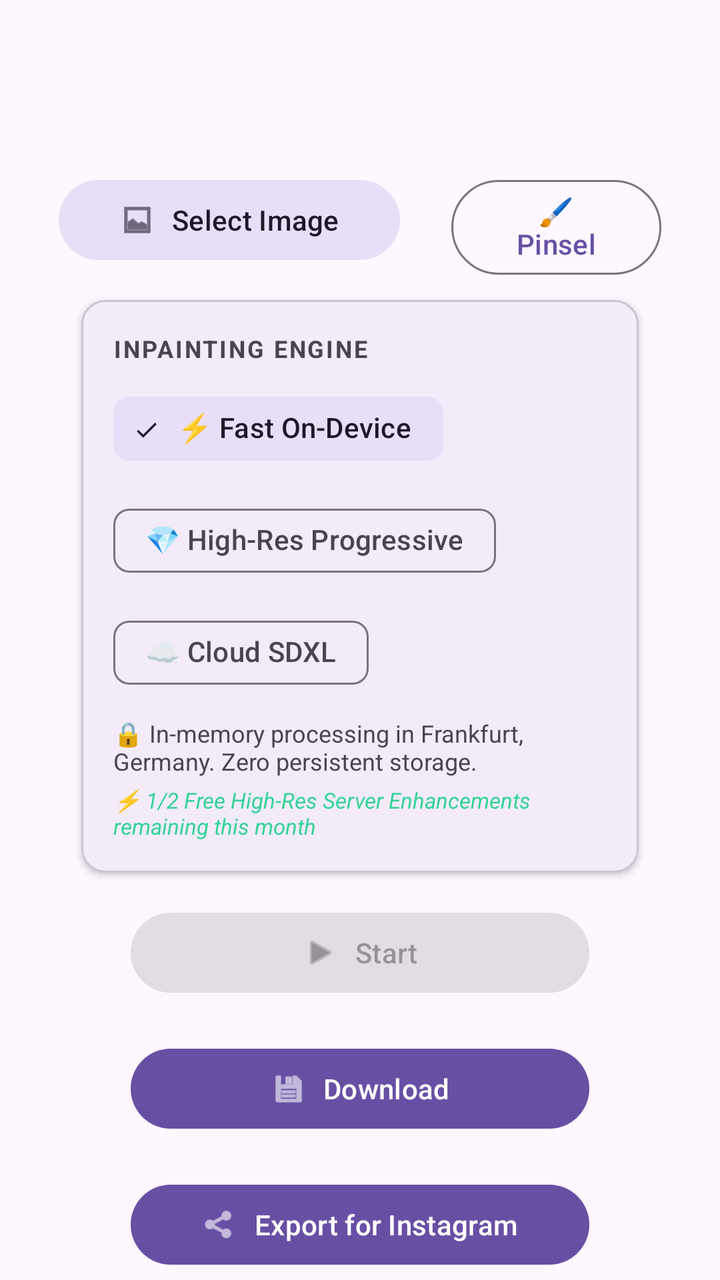
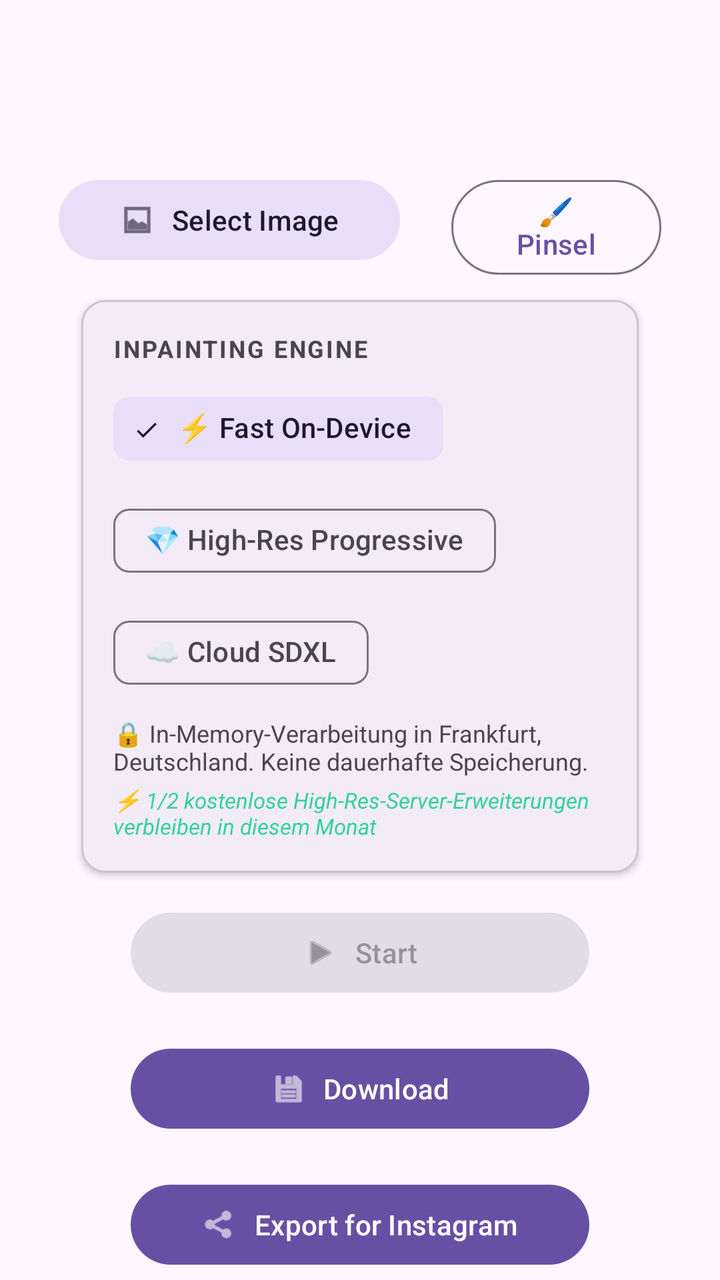

Before-and-after screenshots of an Android layout around one commit, followed by the original layout XML and the change that was made.
<!-- AndroidManifest.xml: application theme Theme.AndroidKorrektur -->
<!-- res/layout/fragment_first.xml -->
<?xml version="1.0" encoding="utf-8"?>
<androidx.core.widget.NestedScrollView xmlns:android="http://schemas.android.com/apk/res/android"
    xmlns:app="http://schemas.android.com/apk/res-auto"
    xmlns:tools="http://schemas.android.com/tools"
    android:layout_width="match_parent"
    android:layout_height="match_parent"
    tools:context=".FirstFragment">

    <androidx.constraintlayout.widget.ConstraintLayout
        android:layout_width="match_parent"
        android:layout_height="match_parent"
        android:padding="16dp">

        
        <LinearLayout
            android:id="@+id/imagesContainer"
            android:layout_width="match_parent"
            android:layout_height="wrap_content"
            android:layout_marginTop="50dp"
            android:gravity="center"
            android:orientation="vertical"
            app:layout_constraintEnd_toEndOf="parent"
            app:layout_constraintStart_toStartOf="parent"
            app:layout_constraintTop_toTopOf="parent" />

        
        <de.konradvoelkel.android.autokorrektur.ui.BeforeAfterSliderView
            android:id="@+id/beforeAfterSliderView"
            android:layout_width="match_parent"
            android:layout_height="320dp"
            android:layout_marginTop="16dp"
            android:visibility="gone"
            app:layout_constraintEnd_toEndOf="parent"
            app:layout_constraintStart_toStartOf="parent"
            app:layout_constraintTop_toBottomOf="@id/imagesContainer" />

        
        <Button
            android:id="@+id/fileSelect"
            style="@style/Widget.Material3.Button.TonalButton"
            android:layout_width="0dp"
            android:layout_height="wrap_content"
            android:layout_marginTop="20dp"
            android:layout_marginEnd="6dp"
            android:text="@string/select_image"
            app:icon="@android:drawable/ic_menu_gallery"
            app:iconGravity="textStart"
            app:layout_constraintEnd_toStartOf="@id/btnMaskBrush"
            app:layout_constraintStart_toStartOf="parent"
            app:layout_constraintTop_toBottomOf="@id/beforeAfterSliderView"
            app:layout_constraintWidth_percent="0.52" />

        <Button
            android:id="@+id/btnMaskBrush"
            style="@style/Widget.Material3.Button.OutlinedButton"
            android:layout_width="0dp"
            android:layout_height="wrap_content"
            android:layout_marginTop="20dp"
            android:layout_marginStart="6dp"
            android:text="🖌️ Pinsel"
            app:layout_constraintEnd_toEndOf="parent"
            app:layout_constraintStart_toEndOf="@id/fileSelect"
            app:layout_constraintTop_toBottomOf="@id/beforeAfterSliderView"
            app:layout_constraintWidth_percent="0.32" />

        
        <com.google.android.material.card.MaterialCardView
            android:id="@+id/premiumEditCard"
            android:layout_width="0dp"
            android:layout_height="wrap_content"
            android:layout_marginTop="16dp"
            app:cardCornerRadius="12dp"
            app:cardElevation="2dp"
            app:strokeColor="?attr/colorOutlineVariant"
            app:strokeWidth="1dp"
            app:layout_constraintEnd_toEndOf="parent"
            app:layout_constraintStart_toStartOf="parent"
            app:layout_constraintTop_toBottomOf="@id/fileSelect"
            app:layout_constraintWidth_percent="0.85">

            <LinearLayout
                android:id="@+id/premiumEditContainer"
                android:layout_width="match_parent"
                android:layout_height="wrap_content"
                android:orientation="vertical"
                android:padding="16dp">

                <TextView
                    android:layout_width="match_parent"
                    android:layout_height="wrap_content"
                    android:text="INPAINTING ENGINE"
                    android:letterSpacing="0.08"
                    android:textStyle="bold"
                    android:textSize="12sp"
                    android:textColor="?android:attr/textColorSecondary" />

                <com.google.android.material.chip.ChipGroup
                    android:id="@+id/chipGroupQuality"
                    android:layout_width="match_parent"
                    android:layout_height="wrap_content"
                    android:layout_marginTop="8dp"
                    app:singleSelection="true"
                    app:selectionRequired="true">

                    <com.google.android.material.chip.Chip
                        android:id="@+id/chipFastPreview"
                        style="@style/Widget.Material3.Chip.Filter"
                        android:layout_width="wrap_content"
                        android:layout_height="wrap_content"
                        android:checked="true"
                        android:text="⚡ Fast On-Device" />

                    <com.google.android.material.chip.Chip
                        android:id="@+id/chipHighResProgressive"
                        style="@style/Widget.Material3.Chip.Filter"
                        android:layout_width="wrap_content"
                        android:layout_height="wrap_content"
                        android:text="💎 High-Res Progressive" />

                    <com.google.android.material.chip.Chip
                        android:id="@+id/chipCloudSdxl"
                        style="@style/Widget.Material3.Chip.Filter"
                        android:layout_width="wrap_content"
                        android:layout_height="wrap_content"
                        android:text="☁️ Cloud SDXL" />
                </com.google.android.material.chip.ChipGroup>

                
                <androidx.appcompat.widget.SwitchCompat
                    android:id="@+id/useSdxl"
                    android:layout_width="wrap_content"
                    android:layout_height="wrap_content"
                    android:visibility="gone" />

                <TextView
                    android:id="@+id/tvPrivacyBadge"
                    android:layout_width="match_parent"
                    android:layout_height="wrap_content"
                    android:layout_marginTop="8dp"
                    android:text="🔒 In-memory processing in Frankfurt, Germany. Zero persistent storage."
                    android:textSize="12sp"
                    android:textColor="?android:attr/textColorSecondary" />

                <TextView
                    android:id="@+id/tvQuotaBadge"
                    android:layout_width="match_parent"
                    android:layout_height="wrap_content"
                    android:layout_marginTop="4dp"
                    android:text="⚡ 1/2 Free High-Res Server Enhancements remaining this month"
                    android:textSize="11sp"
                    android:textStyle="italic"
                    android:textColor="#34D399" />
            </LinearLayout>
        </com.google.android.material.card.MaterialCardView>

        
        <Button
            android:id="@+id/startInference"
            android:layout_width="0dp"
            android:layout_height="wrap_content"
            android:layout_marginTop="16dp"
            android:enabled="false"
            android:text="@string/start"
            app:icon="@android:drawable/ic_media_play"
            app:iconGravity="textStart"
            app:layout_constraintEnd_toEndOf="parent"
            app:layout_constraintStart_toStartOf="parent"
            app:layout_constraintTop_toBottomOf="@id/premiumEditCard"
            app:layout_constraintWidth_percent="0.7" />

        
        <Button
            android:id="@+id/download"
            android:layout_width="0dp"
            android:layout_height="wrap_content"
            android:layout_marginTop="20dp"
            android:text="@string/download"
            app:icon="@android:drawable/ic_menu_save"
            app:iconGravity="textStart"
            app:layout_constraintEnd_toEndOf="parent"
            app:layout_constraintStart_toStartOf="parent"
            app:layout_constraintTop_toBottomOf="@id/startInference"
            app:layout_constraintWidth_percent="0.7" />

        
        <Button
            android:id="@+id/exportInstagram"
            android:layout_width="0dp"
            android:layout_height="wrap_content"
            android:layout_marginTop="20dp"
            android:text="@string/export_instagram"
            app:icon="@android:drawable/ic_menu_share"
            app:iconGravity="textStart"
            app:layout_constraintEnd_toEndOf="parent"
            app:layout_constraintStart_toStartOf="parent"
            app:layout_constraintTop_toBottomOf="@id/download"
            app:layout_constraintWidth_percent="0.7" />

        
        <Button
            android:id="@+id/arLiveModeButton"
            style="@style/Widget.MaterialComponents.Button"
            android:layout_width="0dp"
            android:layout_height="wrap_content"
            android:layout_marginTop="20dp"
            android:text="@string/live_ar_car_removal"
            app:backgroundTint="#10B981"
            app:icon="@android:drawable/ic_menu_camera"
            app:iconGravity="textStart"
            app:layout_constraintEnd_toEndOf="parent"
            app:layout_constraintStart_toStartOf="parent"
            app:layout_constraintTop_toBottomOf="@id/exportInstagram"
            app:layout_constraintWidth_percent="0.7" />

        
        <Button
            android:id="@+id/optionsButton"
            android:layout_width="0dp"
            android:layout_height="wrap_content"
            android:layout_marginTop="20dp"
            android:text="@string/options"
            app:icon="@android:drawable/ic_menu_preferences"
            app:iconGravity="textStart"
            app:layout_constraintEnd_toEndOf="parent"
            app:layout_constraintStart_toStartOf="parent"
            app:layout_constraintTop_toBottomOf="@id/arLiveModeButton"
            app:layout_constraintWidth_percent="0.7" />

        
        <androidx.cardview.widget.CardView
            android:id="@+id/optionsPanel"
            android:layout_width="match_parent"
            android:layout_height="wrap_content"
            android:layout_marginTop="20dp"
            android:visibility="gone"
            app:cardCornerRadius="8dp"
            app:cardElevation="4dp"
            app:layout_constraintEnd_toEndOf="parent"
            app:layout_constraintStart_toStartOf="parent"
            app:layout_constraintTop_toBottomOf="@id/optionsButton">

            <LinearLayout
                android:layout_width="match_parent"
                android:layout_height="wrap_content"
                android:orientation="vertical"
                android:padding="16dp">

                
                <LinearLayout
                    android:layout_width="match_parent"
                    android:layout_height="wrap_content"
                    android:gravity="center_vertical"
                    android:orientation="horizontal">

                    <TextView
                        android:layout_width="0dp"
                        android:layout_height="wrap_content"
                        android:layout_weight="1"
                        android:text="@string/multiple_images"
                        android:textSize="16sp" />

                    <androidx.appcompat.widget.SwitchCompat
                        android:id="@+id/batchMode"
                        android:layout_width="wrap_content"
                        android:layout_height="wrap_content" />
                </LinearLayout>


                
                <LinearLayout
                    android:layout_width="match_parent"
                    android:layout_height="wrap_content"
                    android:layout_marginTop="16dp"
                    android:gravity="center_vertical"
                    android:orientation="horizontal">

                    <TextView
                        android:layout_width="0dp"
                        android:layout_height="wrap_content"
                        android:layout_weight="1"
                        android:text="@string/continue_with_result"
                        android:textSize="16sp" />

                    <androidx.appcompat.widget.SwitchCompat
                        android:id="@+id/continueWithResult"
                        android:layout_width="wrap_content"
                        android:layout_height="wrap_content" />
                </LinearLayout>



                
                <TextView
                    android:layout_width="match_parent"
                    android:layout_height="wrap_content"
                    android:layout_marginTop="16dp"
                    android:text="@string/mask_upscale"
                    android:textSize="16sp" />

                <LinearLayout
                    android:layout_width="match_parent"
                    android:layout_height="wrap_content"
                    android:gravity="center_vertical"
                    android:orientation="horizontal">

                    <SeekBar
                        android:id="@+id/maskUpscale"
                        android:layout_width="0dp"
                        android:layout_height="wrap_content"
                        android:layout_weight="1"
                        android:max="100"
                        android:progress="20" />

                    <TextView
                        android:id="@+id/maskUpscaleVal"
                        android:layout_width="wrap_content"
                        android:layout_height="wrap_content"
                        android:layout_marginStart="8dp"
                        android:text="1.20" />
                </LinearLayout>

                
                <TextView
                    android:layout_width="match_parent"
                    android:layout_height="wrap_content"
                    android:layout_marginTop="16dp"
                    android:text="@string/mask_downshift"
                    android:textSize="16sp" />

                <LinearLayout
                    android:layout_width="match_parent"
                    android:layout_height="wrap_content"
                    android:gravity="center_vertical"
                    android:orientation="horizontal">

                    <SeekBar
                        android:id="@+id/downshift"
                        android:layout_width="0dp"
                        android:layout_height="wrap_content"
                        android:layout_weight="1"
                        android:max="100"
                        android:progress="20" />

                    <TextView
                        android:id="@+id/downshiftVal"
                        android:layout_width="wrap_content"
                        android:layout_height="wrap_content"
                        android:layout_marginStart="8dp"
                        android:text="0.020" />
                </LinearLayout>

                
                <TextView
                    android:layout_width="match_parent"
                    android:layout_height="wrap_content"
                    android:layout_marginTop="16dp"
                    android:text="@string/score_threshold"
                    android:textSize="16sp" />

                <LinearLayout
                    android:layout_width="match_parent"
                    android:layout_height="wrap_content"
                    android:gravity="center_vertical"
                    android:orientation="horizontal">

                    <SeekBar
                        android:id="@+id/scoreThreshold"
                        android:layout_width="0dp"
                        android:layout_height="wrap_content"
                        android:layout_weight="1"
                        android:max="100"
                        android:progress="20" />

                    <TextView
                        android:id="@+id/scoreThresholdVal"
                        android:layout_width="wrap_content"
                        android:layout_height="wrap_content"
                        android:layout_marginStart="8dp"
                        android:text="0.20" />
                </LinearLayout>

                
                <TextView
                    android:layout_width="match_parent"
                    android:layout_height="wrap_content"
                    android:layout_marginTop="16dp"
                    android:text="@string/downscale"
                    android:textSize="16sp" />

                <Spinner
                    android:id="@+id/downscaleMP"
                    android:layout_width="match_parent"
                    android:layout_height="wrap_content"
                    android:layout_marginTop="8dp" />

                
                <TextView
                    android:layout_width="match_parent"
                    android:layout_height="wrap_content"
                    android:layout_marginTop="16dp"
                    android:text="@string/segmentation_model"
                    android:textSize="16sp" />

                <Spinner
                    android:id="@+id/segModel"
                    android:layout_width="match_parent"
                    android:layout_height="wrap_content"
                    android:layout_marginTop="8dp" />
            </LinearLayout>
        </androidx.cardview.widget.CardView>
    </androidx.constraintlayout.widget.ConstraintLayout>
</androidx.core.widget.NestedScrollView>
<!-- resources referenced by this layout -->
<resources>
  <string name="continue_with_result">Continue with Result</string>
  <string name="download">Download</string>
  <string name="downscale">Downscale to Max Image Size</string>
  <string name="export_instagram">Export for Instagram</string>
  <string name="live_ar_car_removal">Live AR Car Removal (30 FPS)</string>
  <string name="mask_downshift">Mask Downshift</string>
  <string name="mask_upscale">Mask Upscale</string>
  <string name="multiple_images">Multiple Images</string>
  <string name="options">Options</string>
  <string name="score_threshold">Score Threshold</string>
  <string name="segmentation_model">Segmentation Model</string>
  <string name="select_image">Select Image</string>
  <string name="start">Start</string>
  <style name="Theme.AndroidKorrektur" parent="Base.Theme.AndroidKorrektur" />
  <style name="Base.Theme.AndroidKorrektur" parent="Theme.Material3.DayNight.NoActionBar">
          
          
      </style>
</resources>

<!-- the commit's change to res/layout/fragment_first.xml (unified diff, before → after) -->
@@ -57,7 +57,7 @@
             android:layout_height="wrap_content"
             android:layout_marginTop="20dp"
             android:layout_marginStart="6dp"
-            android:text="🖌️ Pinsel"
+            android:text="@string/first_frag_brush"
             app:layout_constraintEnd_toEndOf="parent"
             app:layout_constraintStart_toEndOf="@id/fileSelect"
             app:layout_constraintTop_toBottomOf="@id/beforeAfterSliderView"
@@ -88,7 +88,7 @@
                 <TextView
                     android:layout_width="match_parent"
                     android:layout_height="wrap_content"
-                    android:text="INPAINTING ENGINE"
+                    android:text="@string/engine_title"
                     android:letterSpacing="0.08"
                     android:textStyle="bold"
                     android:textSize="12sp"
@@ -108,21 +108,21 @@
                         android:layout_width="wrap_content"
                         android:layout_height="wrap_content"
                         android:checked="true"
-                        android:text="⚡ Fast On-Device" />
+                        android:text="@string/engine_fast" />
 
                     <com.google.android.material.chip.Chip
                         android:id="@+id/chipHighResProgressive"
                         style="@style/Widget.Material3.Chip.Filter"
                         android:layout_width="wrap_content"
                         android:layout_height="wrap_content"
-                        android:text="💎 High-Res Progressive" />
+                        android:text="@string/engine_highres" />
 
                     <com.google.android.material.chip.Chip
                         android:id="@+id/chipCloudSdxl"
                         style="@style/Widget.Material3.Chip.Filter"
                         android:layout_width="wrap_content"
                         android:layout_height="wrap_content"
-                        android:text="☁️ Cloud SDXL" />
+                        android:text="@string/engine_cloud" />
                 </com.google.android.material.chip.ChipGroup>
 
                 
@@ -137,7 +137,7 @@
                     android:layout_width="match_parent"
                     android:layout_height="wrap_content"
                     android:layout_marginTop="8dp"
-                    android:text="🔒 In-memory processing in Frankfurt, Germany. Zero persistent storage."
+                    android:text="@string/engine_privacy"
                     android:textSize="12sp"
                     android:textColor="?android:attr/textColorSecondary" />
 
@@ -146,7 +146,7 @@
                     android:layout_width="match_parent"
                     android:layout_height="wrap_content"
                     android:layout_marginTop="4dp"
-                    android:text="⚡ 1/2 Free High-Res Server Enhancements remaining this month"
+                    android:text="@string/engine_quota"
                     android:textSize="11sp"
                     android:textStyle="italic"
                     android:textColor="#34D399" />
<!-- resource entries referenced after the edit -->
@@ -3,7 +3,14 @@
   <string name="continue_with_result">Continue with Result</string>
   <string name="download">Download</string>
   <string name="downscale">Downscale to Max Image Size</string>
+  <string name="engine_cloud">☁️ Cloud SDXL</string>
+  <string name="engine_fast">⚡ Fast On-Device</string>
+  <string name="engine_highres">💎 High-Res Progressive</string>
+  <string name="engine_privacy">🔒 In-Memory-Verarbeitung in Frankfurt, Deutschland. Keine dauerhafte Speicherung.</string>
+  <string name="engine_quota">⚡ 1/2 kostenlose High-Res-Server-Erweiterungen verbleiben in diesem Monat</string>
+  <string name="engine_title">INPAINTING ENGINE</string>
   <string name="export_instagram">Export for Instagram</string>
+  <string name="first_frag_brush">🖌️ Pinsel</string>
   <string name="live_ar_car_removal">Live AR Car Removal (30 FPS)</string>
   <string name="mask_downshift">Mask Downshift</string>
   <string name="mask_upscale">Mask Upscale</string>
